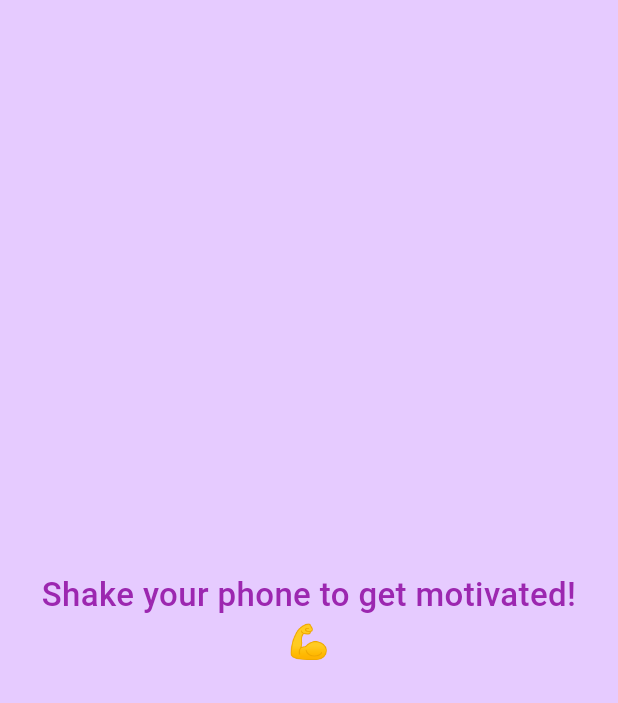
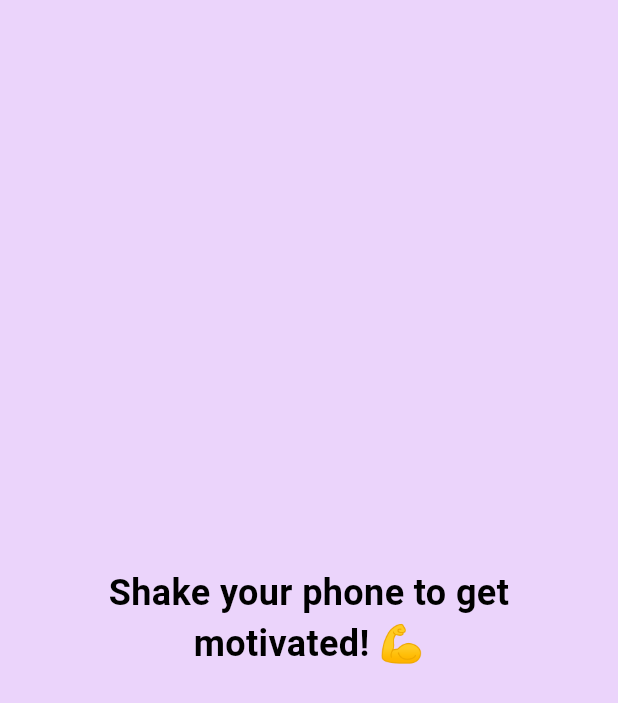
Before and after one commit to Riyam224/shake-to-quote-app, a Flutter app: the screen it shows after launch, on a phone screen of 412 x 824 dp. Shown: the top 703 px of the screen. Run offline on Flutter 3.47's test engine with Material 3 defaults, Android fonts, the light colour scheme and no system bars; our stand-ins replace firebase_core; accounts and stored records are empty.

Commit message:
add pastel colors as bg .. to change when shake the device

```diff
--- a/lib/home_view.dart
+++ b/lib/home_view.dart
@@ -1,7 +1,7 @@
+// ignore_for_file: deprecated_member_use
+
 import 'dart:math';
-
 import 'package:flutter/material.dart';
-import 'dart:async';
 import 'package:flutter/services.dart';
 
 class HomeView extends StatefulWidget {
@@ -12,13 +12,14 @@ class HomeView extends StatefulWidget {
 }
 
 class _HomeViewState extends State<HomeView> {
-  // todo handle events
+  // todo event and method channels
   static const EventChannel _shakeChannel = EventChannel('shake_events');
   static const MethodChannel _methodChannel = MethodChannel('shake_channel');
 
-  // todo first showed text
+  // todo initial text
   String _quote = "Shake your phone to get motivated! 💪";
-  // todo quotes
+
+  //  todo
   final List<String> _quotes = [
     "Believe in yourself 🌟",
     "Focus on progress, not perfection 🎯",
@@ -30,16 +31,12 @@ class _HomeViewState extends State<HomeView> {
     "Success is a process, not a destination. 🌟",
     "The only limit to our realization of tomorrow will be our doubts of today. 🌟",
     "The future belongs to those who believe in the beauty of their dreams. 🌟",
-    "The only way to do great work is to love what you do. 🌟",
     "Success is not final, failure is not fatal: it is the courage to continue that counts. 🌟",
-    "The future belongs to those who believe in the beauty of their dreams. 🌟",
-    "The only way to do great work is to love what you do. 🌟",
-    "Success is not final, failure is not fatal: it is the courage to continue that counts. 🌟",
-    "The future belongs to those who believe in the beauty of their dreams. 🌟",
   ];
 
-  // todo initial color
-  Color currentColor = const Color.fromARGB(255, 230, 203, 255);
+  //  todo initial colors
+  Color currentColor = const Color(0xFFEBD4FB); // pastel purple
+  Color textColor = Colors.black;
 
   @override
   void initState() {
@@ -48,14 +45,17 @@ class _HomeViewState extends State<HomeView> {
     _startShakeDetection();
   }
 
+  //  todo listen to shake
   void _listenToShake() {
     _shakeChannel.receiveBroadcastStream().listen((event) {
       if (event == "shake") {
+        debugPrint("🔥 Shake detected");
         _showRandomQuoteAndColor();
       }
     });
   }
 
+  //  todo start detection
   Future<void> _startShakeDetection() async {
     try {
       await _methodChannel.invokeMethod("startShake");
@@ -64,45 +64,63 @@ class _HomeViewState extends State<HomeView> {
     }
   }
 
+  /// 🎨 generate random colors
+  Color _generatePastelColor() {
+    final random = Random();
+    final hue = random.nextDouble() * 360; // زاوية اللون
+    final saturation = 0.5 + random.nextDouble() * 0.3; // درجة التشبع (متوسطة)
+    final lightness = 0.75 + random.nextDouble() * 0.15; // تفتيح اللون (pastel)
+
+    // convert  HSL to  RGB
+    return HSLColor.fromAHSL(1.0, hue, saturation, lightness).toColor();
+  }
+
   void _showRandomQuoteAndColor() {
     setState(() {
       _quote = (_quotes..shuffle()).first;
 
-      // Generate a random color
       Color newColor;
       do {
-        newColor = Color.fromARGB(
-          255,
-          Random().nextInt(256),
-          Random().nextInt(256),
-          Random().nextInt(256),
-        );
+        newColor = _generatePastelColor();
       } while (newColor == currentColor);
 
       currentColor = newColor;
+      textColor = _getContrastingTextColor(newColor);
+
+      debugPrint("🎨 New pastel color: $currentColor, textColor: $textColor");
     });
   }
 
-  // todo
+  // todo get contrasting color
+  Color _getContrastingTextColor(Color bg) {
+    final brightness =
+        (bg.red * 0.299 + bg.green * 0.587 + bg.blue * 0.114) / 255;
+    return brightness > 0.6 ? Colors.black : Colors.white;
+  }
 
   @override
   Widget build(BuildContext context) {
     return Scaffold(
       body: AnimatedContainer(
-        duration: const Duration(milliseconds: 500),
+        key: ValueKey(currentColor.value),
+        duration: const Duration(milliseconds: 800),
         curve: Curves.easeInOut,
         color: currentColor,
         child: Center(
           child: AnimatedSwitcher(
-            duration: const Duration(milliseconds: 500),
-
+            duration: const Duration(milliseconds: 800),
             child: Padding(
-              padding: const EdgeInsets.symmetric(horizontal: 16.0),
+              key: ValueKey(_quote),
+              padding: const EdgeInsets.symmetric(horizontal: 24.0),
               child: Text(
                 _quote,
-                key: ValueKey(_quote),
                 textAlign: TextAlign.center,
-                style: Theme.of(context).textTheme.bodyMedium,
+                style: TextStyle(
+                  fontSize: 24,
+                  fontWeight: FontWeight.w600,
+                  color: textColor,
+                  height: 1.4,
+                ),
               ),
             ),
           ),
--- a/pubspec.yaml
+++ b/pubspec.yaml
@@ -16,7 +16,7 @@ publish_to: 'none' # Remove this line if you wish to publish to pub.dev
 # https://developer.apple.com/library/archive/documentation/General/Reference/InfoPlistKeyReference/Articles/CoreFoundationKeys.html
 # In Windows, build-name is used as the major, minor, and patch parts
 # of the product and file versions while build-number is used as the build suffix.
-version: 1.0.9+1
+version: 1.0.13+1
 
 environment:
   sdk: ^3.9.2
```
Also changed, not shown: 10 other files.
